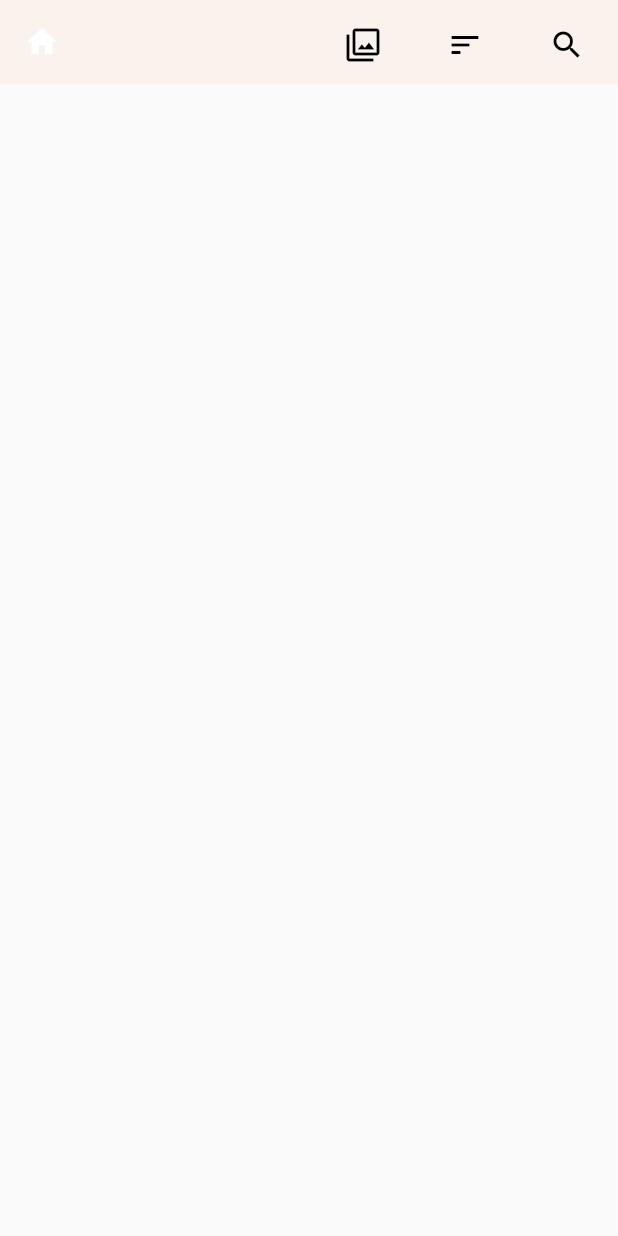
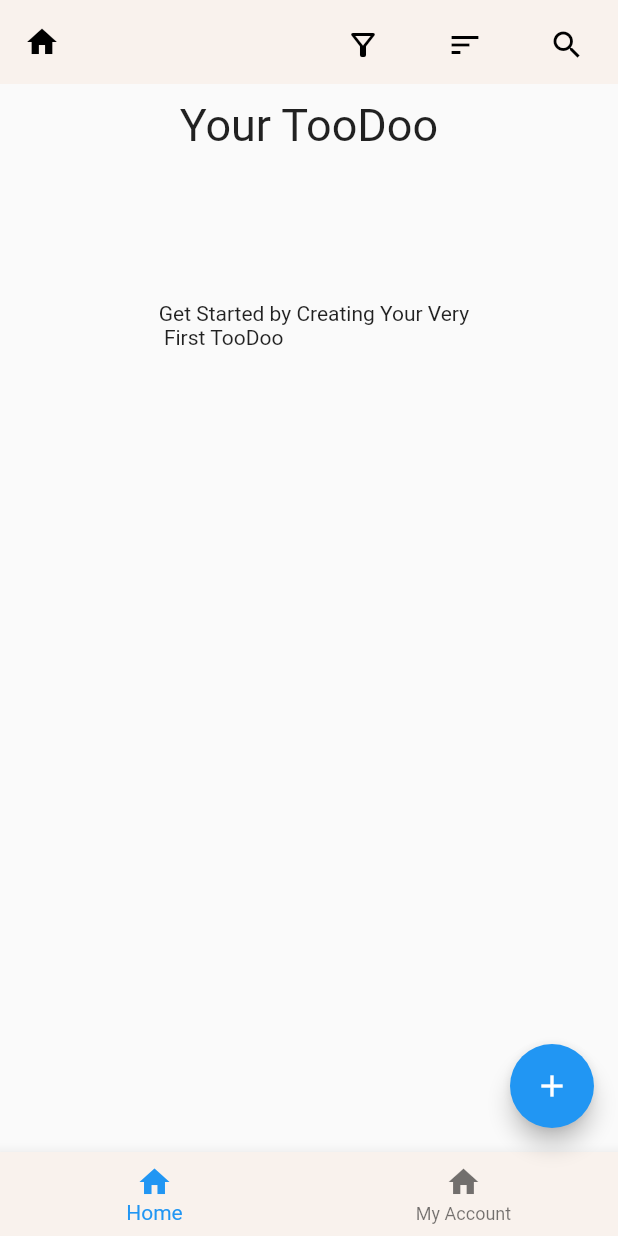
Before and after one commit to ziade-100/flutter_todo_app, a Flutter app: the MyMainPage screen opened directly, after a tap on the "home" icon, on a phone screen of 412 x 824 dp. Run offline on Flutter 3.47's test engine with Material 2 defaults, Android fonts, the phone set to English and light mode, and no system bars; our stand-ins replace percent_indicator.

Commit message:
todo_home added and edited

```diff
--- a/lib/util/homepage.dart
+++ b/lib/util/homepage.dart
@@ -14,9 +14,8 @@ class MyApp extends StatelessWidget {
     return const MaterialApp(
         title: "Too doo",
         debugShowCheckedModeBanner: false,
-       // theme: ThemeData(primarySwatch: Colors.gray),
         home: Scaffold(
-          body: SignIn(), ),
+          body: SignUp(), ),
     );
 
   }
--- a/lib/util/signup.dart
+++ b/lib/util/signup.dart
@@ -1,5 +1,6 @@
 import 'package:flutter/material.dart';
 import 'package:todo/util/signin.dart';
+import 'package:todo/util/todo_home.dart';
 
 class SignUp extends StatefulWidget {
   const SignUp({Key? key}) : super(key: key);
@@ -26,7 +27,8 @@ class _SignUpState extends State<SignUp> {
           Container(
             padding: const EdgeInsets.only(top: 30, bottom: 25),
             alignment: Alignment.center,
-            child: const Text("Logo goes here"),
+            // child: Image.asset('images/logo.png')
+            child:const Text("Logo goes here"),
           ),
           //title
           Container(
@@ -122,7 +124,7 @@ class _SignUpState extends State<SignUp> {
                          Navigator.push(
                                 context,
                                 MaterialPageRoute(
-                                  builder: ((context) => const SignIn()
+                                  builder: ((context) => const MyMainPage()
                                   )
                               ));
                       },
--- a/lib/util/todo_home.dart
+++ b/lib/util/todo_home.dart
@@ -1,7 +1,19 @@
 import 'package:flutter/material.dart';
 
-class MyMainPage extends StatelessWidget {
+class MyMainPage extends StatefulWidget {
   const MyMainPage({Key? key}) : super(key: key);
+
+  @override
+  State<MyMainPage> createState() => _MyMainPageState();
+}
+
+class _MyMainPageState extends State<MyMainPage> {
+  int _selectedIndex = 0;
+  void _setSelectedIndex(int index) {
+    setState(() {
+      _selectedIndex = index;
+    });
+  }
 
   @override
   Widget build(BuildContext context) {
@@ -10,22 +22,25 @@ return Scaffold(
         backgroundColor: Color(0xFFF9F2ED),
         elevation: 0,
         leading: IconButton(
-           icon: Icon(Icons.home),
+          icon: const Icon(
+            Icons.home,
+            color: Colors.black,
+          ),
           //icon: Image.asset('images/logo.png'),
-          onPressed: (){},
+          onPressed: () {},
         ),
         actions: [
           Container(
             padding: const EdgeInsets.all(10),
             decoration: const BoxDecoration(
               color: Color(0xFFF9F2ED),
-
             ),
             child: IconButton(
-              onPressed: (){},
+              onPressed: () {},
               icon: const Icon(
-              Icons.filter,
-               color: Colors.black,),
+                Icons.filter_alt_outlined,
+                color: Colors.black,
+              ),
             ),
           ),
           Container(
@@ -34,10 +49,12 @@ return Scaffold(
               color: Color(0xFFF9F2ED),
             ),
             child: IconButton(
-              onPressed: (){},
+              onPressed: () {},
               icon: const Icon(
                 Icons.sort,
-                color: Colors.black,),),
+                color: Colors.black,
+              ),
+            ),
           ),
           Container(
             padding: const EdgeInsets.all(10),
@@ -45,15 +62,48 @@ return Scaffold(
               color: Color(0xFFF9F2ED),
             ),
             child: IconButton(
-              onPressed: (){},
-               icon:const Icon(
+                onPressed: () {},
+                icon: const Icon(
                   Icons.search,
-                color: Colors.black,)),
+                  color: Colors.black,
+                )),
           )
+        ],
+      ),
+      //body for the page
+      body: Column(
+        mainAxisAlignment: MainAxisAlignment.start,
+        children: <Widget>[
+        Container(
+          padding: const EdgeInsets.fromLTRB(5, 10, 5, 30),
+          child: const Text(
+            "Your TooDoo",
+            style: TextStyle(fontSize: 30),
+          ),
+        ),
 
 
-        ],
+        Container(
+
+          padding: const EdgeInsets.fromLTRB(20, 70, 10, 5),
+          child: const Center(
+              child: Text(
+                  "Get Started by Creating Your Very \n First TooDoo")),
         ),
+      ]),
+      //floating button
+      floatingActionButton:
+          FloatingActionButton(child: const Icon(Icons.add), onPressed: () {}),
+
+      bottomNavigationBar: BottomNavigationBar(
+          currentIndex: _selectedIndex,
+          onTap: _setSelectedIndex,
+          backgroundColor: Color(0xFFF9F2ED),
+          items: const [
+            BottomNavigationBarItem(icon: Icon(Icons.home), label: 'Home'),
+            BottomNavigationBarItem(
+                icon: Icon(Icons.home), label: 'My Account'),
+          ]),
     );
   }
 }
```
Also changed, not shown: pubspec.yaml (+5 -2 lines), pubspec.lock. Lines whose indentation alone changed are shown as unchanged.
